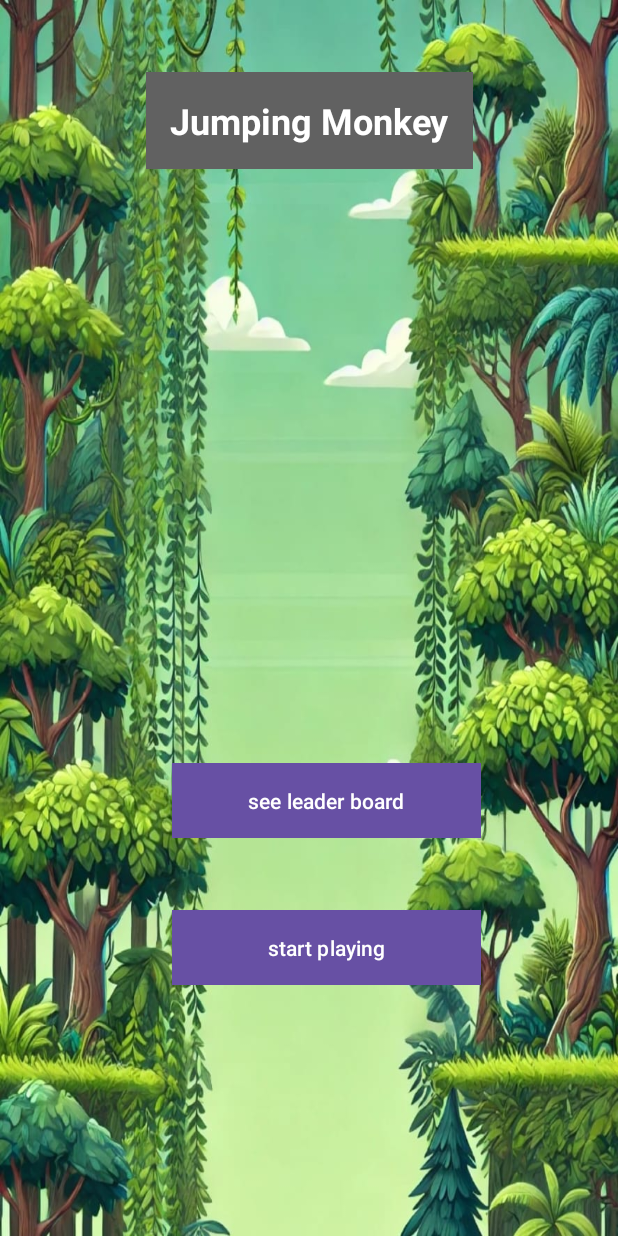
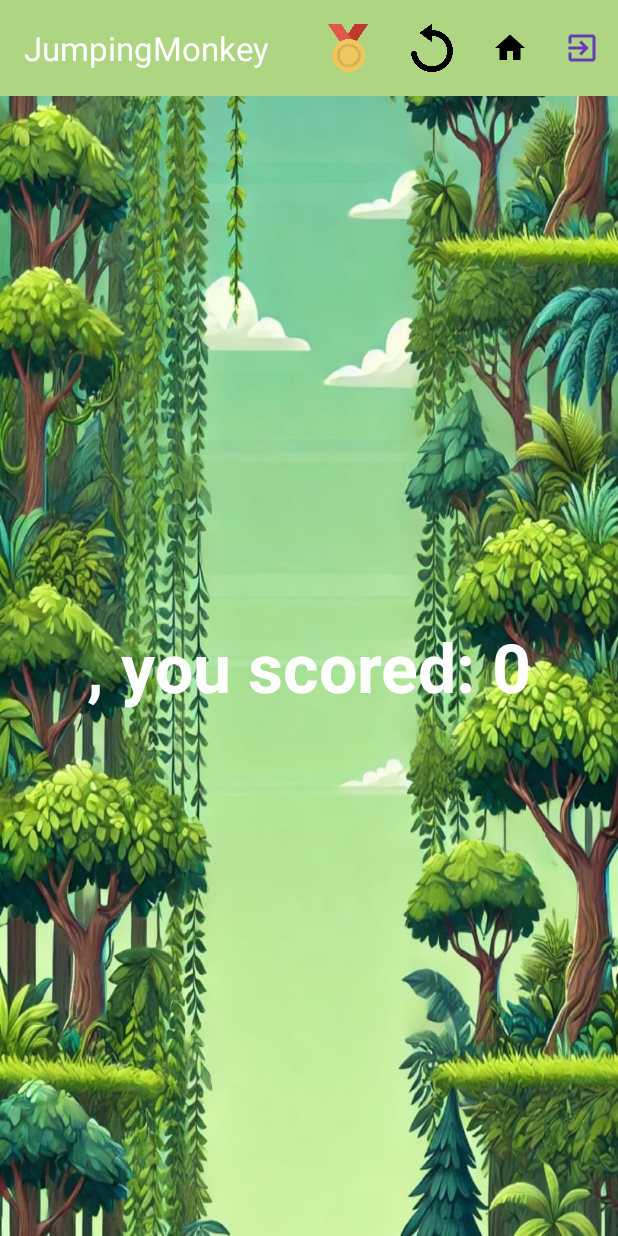
Before and after one commit to CoYoav/JumpingMonkey, an Android app: the MenuActivity screen opened directly, with no data from a screen before it, on a phone screen of 412 x 824 dp. Run offline under Robolectric (Android 15) with nearby library versions, the phone set to English and light mode, and no system bars.

Commit message:
last version before cleanup

```diff
--- a/app/src/main/java/com/example/jumpingmonkey/activities/MainActivity.java
+++ b/app/src/main/java/com/example/jumpingmonkey/activities/MainActivity.java
@@ -52,6 +52,7 @@ public class MainActivity extends AppCompatActivity {
                 // Check if the game is over using the isGameOver() method from MyCanvas
                 if (myCanvas.isGameOver()) {
                     db.updateScore(stateManager.getPlayerName(), myCanvas.getScore());
+                    stateManager.setLastScore(myCanvas.getScore());
                     // If game over, delay for 1.5 seconds and then transition to MenuActivity
                     handler.postDelayed(() -> {
                         Intent intent = new Intent(MainActivity.this, MenuActivity.class);
@@ -65,4 +66,7 @@ public class MainActivity extends AppCompatActivity {
             }
         }, 500); // Start the first check after 500 ms
     }
+
+
+
 }
--- a/app/src/main/java/com/example/jumpingmonkey/activities/MenuActivity.java
+++ b/app/src/main/java/com/example/jumpingmonkey/activities/MenuActivity.java
@@ -1,19 +1,26 @@
 package com.example.jumpingmonkey.activities;
 
+import android.annotation.SuppressLint;
 import android.content.Intent;
 import android.os.Bundle;
-import android.widget.Button;
+import android.view.Menu;
+import android.view.MenuItem;
+import android.widget.EditText; // <-- Added import
 
 import androidx.activity.EdgeToEdge;
 import androidx.appcompat.app.AppCompatActivity;
+import androidx.appcompat.widget.Toolbar;
 import androidx.core.graphics.Insets;
 import androidx.core.view.ViewCompat;
 import androidx.core.view.WindowInsetsCompat;
 
 import com.example.jumpingmonkey.R;
+import com.example.jumpingmonkey.util.ScoreDatabase;
+import com.example.jumpingmonkey.util.StateManager;
 
 public class MenuActivity extends AppCompatActivity {
 
+    @SuppressLint("SetTextI18n")
     @Override
     protected void onCreate(Bundle savedInstanceState) {
         super.onCreate(savedInstanceState);
@@ -26,20 +33,49 @@ public class MenuActivity extends AppCompatActivity {
             return insets;
         });
 
-        // Start playing button
-        Button startButton = findViewById(R.id.startButton);
-        startButton.setOnClickListener(v -> {
+        // Set up the toolbar
+        Toolbar toolbar = findViewById(R.id.toolbar);
+        setSupportActionBar(toolbar);
+
+        // Set text to developer-only textbox
+        EditText message = findViewById(R.id.message);
+        if (message != null) {
+            StateManager stateManager = StateManager.getInstance();
+            int lastScore = stateManager.getLastScore();
+            message.setText(stateManager.getPlayerName() + ", you scored: " + lastScore);
+        }
+    }
+
+    @Override
+    public boolean onCreateOptionsMenu(Menu menu) {
+        getMenuInflater().inflate(R.menu.my_menu, menu);
+        return true;
+    }
+
+    @Override
+    public boolean onOptionsItemSelected(MenuItem item) {
+        int id = item.getItemId();
+
+        if (id == R.id.exit) {
+            finish(); // Close activity
+            return true;
+        } else if (id == R.id.leaderBoard) {
+            Intent intent = new Intent(MenuActivity.this, LeaderBoardActivity.class);
+            startActivity(intent);
+            finish();
+            return true;
+        } else if (id == R.id.retry) {
             Intent intent = new Intent(MenuActivity.this, MainActivity.class);
             startActivity(intent);
             finish();
-        });
+            return true;
+        } else if (id == R.id.home) {
+            Intent intent = new Intent(MenuActivity.this, LoginActivity.class);
+            startActivity(intent);
+            finish();
+            return true;
+        }
 
-        // Leaderboard button
-        Button leaderBoardButton = findViewById(R.id.leaderBoardButton);
-        leaderBoardButton.setOnClickListener(v -> {
-            Intent intent = new Intent(MenuActivity.this, LeaderBoardActivity.class);
-            startActivity(intent);
-        });
+        return super.onOptionsItemSelected(item);
     }
-
 }
--- /dev/null
+++ b/app/src/main/res/drawable/baseline_home_24.xml
@@ -0,0 +1,5 @@
+<vector android:height="24dp" android:tint="#000000"
+    android:viewportHeight="24" android:viewportWidth="24"
+    android:width="24dp" xmlns:android="http://schemas.android.com/apk/res/android">
+    <path android:fillColor="@android:color/white" android:pathData="M10,20v-6h4v6h5v-8h3L12,3 2,12h3v8z"/>
+</vector>
--- /dev/null
+++ b/app/src/main/res/drawable/baseline_person_24.xml
@@ -0,0 +1,5 @@
+<vector android:height="24dp" android:tint="#8692F7"
+    android:viewportHeight="24" android:viewportWidth="24"
+    android:width="24dp" xmlns:android="http://schemas.android.com/apk/res/android">
+    <path android:fillColor="@android:color/white" android:pathData="M12,12c2.21,0 4,-1.79 4,-4s-1.79,-4 -4,-4 -4,1.79 -4,4 1.79,4 4,4zM12,14c-2.67,0 -8,1.34 -8,4v2h16v-2c0,-2.66 -5.33,-4 -8,-4z"/>
+</vector>
--- /dev/null
+++ b/app/src/main/res/drawable/exit.xml
@@ -0,0 +1,11 @@
+<vector xmlns:android="http://schemas.android.com/apk/res/android"
+    android:width="24dp"
+    android:height="24dp"
+    android:viewportWidth="24"
+    android:viewportHeight="24"
+    android:tint="#673AB7"
+    android:autoMirrored="true">
+  <path
+      android:fillColor="@android:color/white"
+      android:pathData="M10.09,15.59L11.5,17l5,-5 -5,-5 -1.41,1.41L12.67,11H3v2h9.67l-2.58,2.59zM19,3H5c-1.11,0 -2,0.9 -2,2v4h2V5h14v14H5v-4H3v4c0,1.1 0.89,2 2,2h14c1.1,0 2,-0.9 2,-2V5c0,-1.1 -0.9,-2 -2,-2z"/>
+</vector>
--- a/app/src/main/res/layout/activity_menu.xml
+++ b/app/src/main/res/layout/activity_menu.xml
@@ -1,5 +1,5 @@
-<?xml version="1.0" encoding="utf-8"?>
-<androidx.constraintlayout.widget.ConstraintLayout xmlns:android="http://schemas.android.com/apk/res/android"
+<androidx.constraintlayout.widget.ConstraintLayout
+    xmlns:android="http://schemas.android.com/apk/res/android"
     xmlns:app="http://schemas.android.com/apk/res-auto"
     xmlns:tools="http://schemas.android.com/tools"
     android:id="@+id/main"
@@ -8,47 +8,33 @@
     android:background="@drawable/background"
     tools:context=".activities.MenuActivity">
 
-    <TextView
-        android:id="@+id/titleText"
+    <!-- Toolbar -->
+    <androidx.appcompat.widget.Toolbar
+        android:id="@+id/toolbar"
+        android:layout_width="match_parent"
+        android:layout_height="wrap_content"
+        android:background="#AED581"
+        android:theme="@style/ThemeOverlay.AppCompat.Dark.ActionBar"
+        app:layout_constraintTop_toTopOf="parent" />
+
+    <!-- Title (optional if toolbar has no title) -->
+
+    <EditText
+        android:id="@+id/message"
         android:layout_width="wrap_content"
         android:layout_height="wrap_content"
-        android:text="Jumping Monkey"
-        android:textSize="24sp"
-        android:textColor="#ffffff"
+        android:background="@android:color/transparent"
+        android:clickable="false"
+        android:longClickable="false"
+        android:padding="8dp"
+        android:text="place holder"
+        android:textColor="#FFFFFF"
+        android:textSize="45sp"
         android:textStyle="bold"
-        android:layout_marginTop="48dp"
-        android:background="#616161"
-        android:padding="16dp"
-        app:layout_constraintTop_toTopOf="parent"
+        app:layout_constraintBottom_toBottomOf="parent"
+        app:layout_constraintEnd_toEndOf="parent"
         app:layout_constraintStart_toStartOf="parent"
-        app:layout_constraintEnd_toEndOf="parent" />
+        app:layout_constraintTop_toBottomOf="@+id/toolbar" />
 
-    <Button
-        android:id="@+id/leaderBoardButton"
-        android:layout_width="0dp"
-        android:layout_height="50dp"
-        android:layout_marginTop="396dp"
-        android:background="#616161"
-        android:text="see leader board"
-        android:textColor="#ffffff"
-        app:layout_constraintEnd_toEndOf="parent"
-        app:layout_constraintHorizontal_bias="0.556"
-        app:layout_constraintStart_toStartOf="parent"
-        app:layout_constraintTop_toBottomOf="@id/titleText"
-        app:layout_constraintWidth_percent="0.5" />
-
-    <Button
-        android:id="@+id/startButton"
-        android:layout_width="0dp"
-        android:layout_height="50dp"
-        android:layout_marginTop="48dp"
-        android:background="#616161"
-        android:text="start playing"
-        android:textColor="#ffffff"
-        app:layout_constraintEnd_toEndOf="parent"
-        app:layout_constraintHorizontal_bias="0.556"
-        app:layout_constraintStart_toStartOf="parent"
-        app:layout_constraintTop_toBottomOf="@id/leaderBoardButton"
-        app:layout_constraintWidth_percent="0.5" />
 
 </androidx.constraintlayout.widget.ConstraintLayout>
--- /dev/null
+++ b/app/src/main/res/menu/my_menu.xml
@@ -0,0 +1,21 @@
+<?xml version="1.0" encoding="utf-8"?>
+<menu xmlns:android="http://schemas.android.com/apk/res/android"
+    xmlns:app="http://schemas.android.com/apk/res-auto">
+
+    <item android:id="@+id/leaderBoard"
+        android:title="LeaderBoard"
+        app:showAsAction="always"
+        android:icon="@drawable/medal"/>
+    <item android:id="@+id/retry"
+        android:title="Re-Try"
+        app:showAsAction="always"
+        android:icon="@drawable/retry"/>
+    <item android:id="@+id/home"
+        android:title="Home"
+        app:showAsAction="always"
+        android:icon="@drawable/baseline_home_24"/>
+    <item android:id="@+id/exit"
+        android:title="Exit"
+        app:showAsAction="always"
+        android:icon="@drawable/exit"/>
+</menu>
```
Also changed, not shown: app/src/main/java/com/example/jumpingmonkey/activities/LoginActivity.java (+63 -4 lines), app/src/main/java/com/example/jumpingmonkey/util/StateManager.java (+7 -1 lines), app/src/main/res/layout/activity_login.xml (+30 -11 lines), app/src/main/res/drawable/medal.png (added), app/src/main/res/drawable/retry.png (added), 1 other file.
